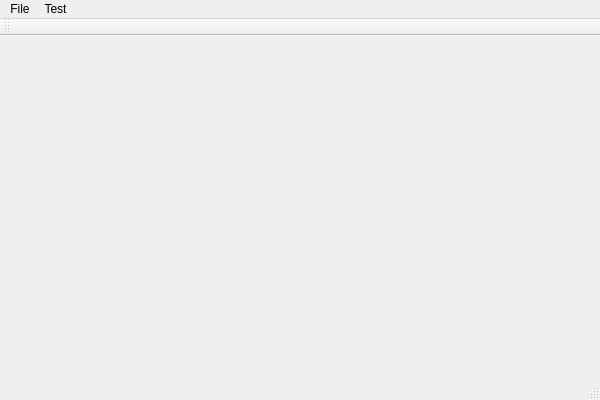
First picture: the form in CGAGrammarCPUShader/MainWindow.ui, repository gnishida/CGAGrammarCPUShader, before the edit.
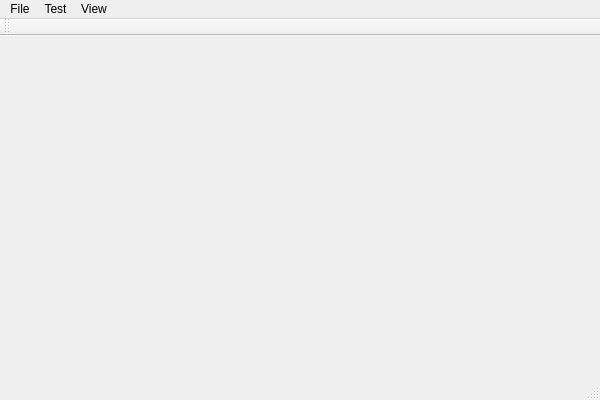
Second picture: the form after the edit.

What changed in the file:
```diff
--- a/CGAGrammarCPUShader/MainWindow.ui
+++ b/CGAGrammarCPUShader/MainWindow.ui
@@ -39,8 +39,15 @@
     <addaction name="actionGenerateBuildingImages"/>
     <addaction name="actionHoge"/>
    </widget>
+   <widget class="QMenu" name="menuView">
+    <property name="title">
+     <string>View</string>
+    </property>
+    <addaction name="actionViewRefresh"/>
+   </widget>
    <addaction name="menuFile"/>
    <addaction name="menuTest"/>
+   <addaction name="menuView"/>
   </widget>
   <widget class="QToolBar" name="mainToolBar">
    <attribute name="toolBarArea">
```
Left out of the diff: 8 changed lines with no effect on the pictures.
